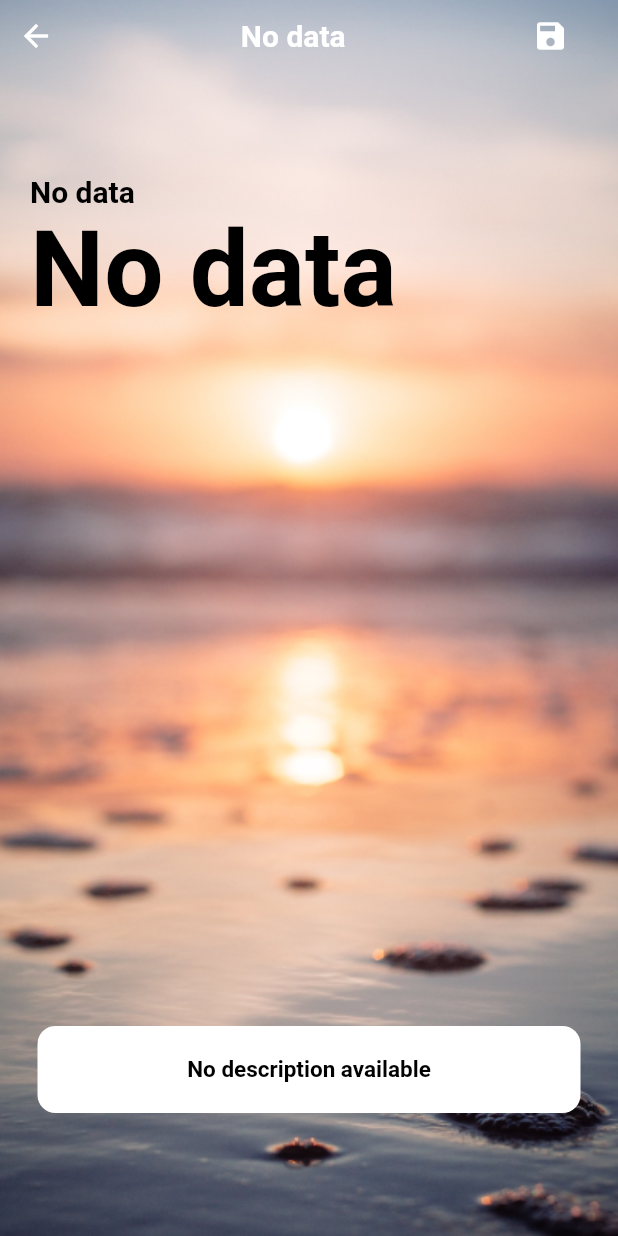
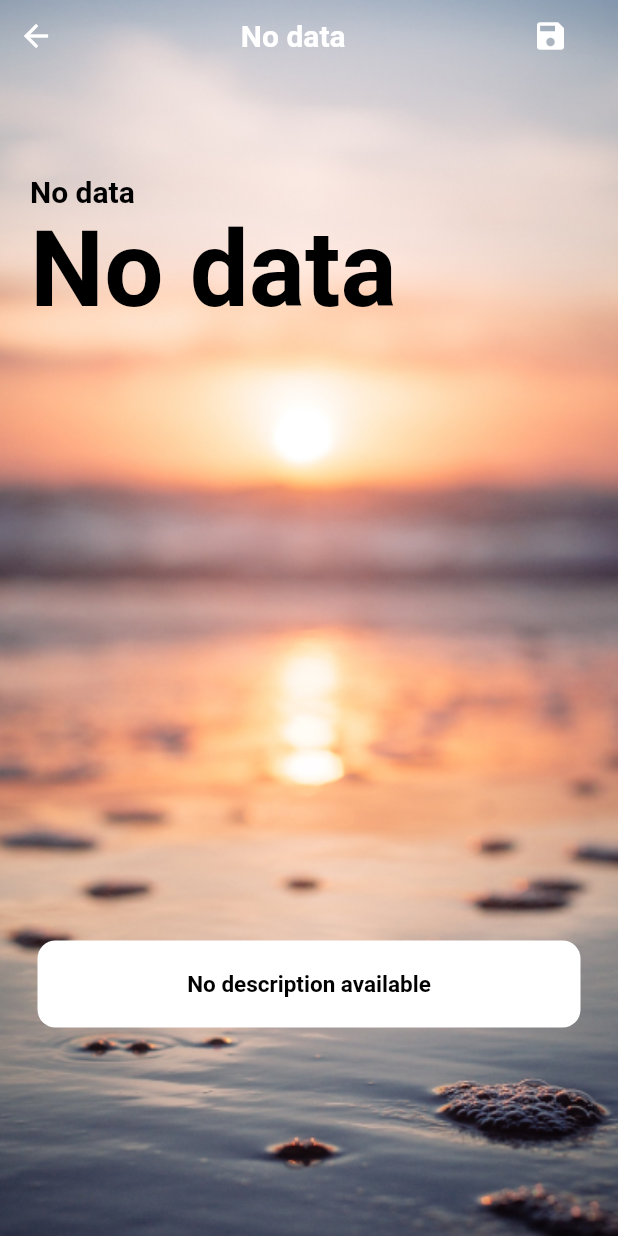
Before and after one commit to pereiraandre/flutter_exame_final, a Flutter app: the WeatherScreen screen opened directly, on a phone screen of 412 x 824 dp. Run offline on Flutter 3.47's test engine with Material 2 defaults, Android fonts, the phone set to English and light mode, and no system bars; our stand-ins replace flutter_spinkit, fluttertoast, geocoding.

Commit message:
weather_screen whit padding and sizedBox , last screen

```diff
--- a/lib/screens/weather_screen.dart
+++ b/lib/screens/weather_screen.dart
@@ -55,14 +55,14 @@ class WeatherScreen extends StatelessWidget {
               ),
               body: SingleChildScrollView(
                 scrollDirection: Axis.vertical,
-                child: Container(
-                  height: MediaQuery.of(context).size.height,
+                child: SizedBox(
+                  height: 767.0,
                   width: MediaQuery.of(context).size.width,
                   child: Column(
                     crossAxisAlignment: CrossAxisAlignment.stretch,
                     children: [
                       Padding(
-                        padding: const EdgeInsets.only(top: 68.0, left: 20.0),
+                        padding: const EdgeInsets.only(left: 20.0, top: 68.0),
                         child: Text(
                           value.weather?.main == null
                               ? 'No data'
@@ -82,9 +82,8 @@ class WeatherScreen extends StatelessWidget {
                               fontWeight: FontWeight.w700),
                         ),
                       ),
+                      const SizedBox(height: 116.0,),
                       Expanded(
-                        child: Padding(
-                          padding: const EdgeInsets.only(top: 116.0, bottom: 116.0),
                         child: ListView(
                           scrollDirection: Axis.horizontal,
                           children: [
@@ -109,9 +108,8 @@ class WeatherScreen extends StatelessWidget {
                             ],
                         ),
                       ),
-                      ),
                       Padding(
-                        padding: const EdgeInsets.only(top: 58.0, bottom: 130.0, right: 25.0,
+                        padding: const EdgeInsets.only(bottom: 130.0, right: 25.0, top: 116.0,
                           left: 25.0,),
                         child: Container(
                           decoration: BoxDecoration(
```
Lines whose indentation alone changed are shown as unchanged.
